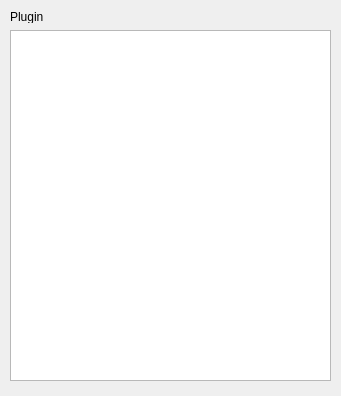
jodijhouranda/Kalingga, file plugindialog.ui: the form before one commit.
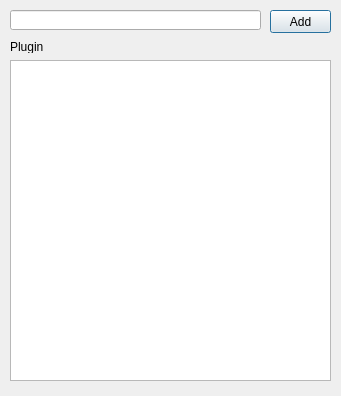
The form after the commit.

```diff
--- a/plugindialog.ui
+++ b/plugindialog.ui
@@ -17,9 +17,9 @@
    <property name="geometry">
     <rect>
      <x>10</x>
-     <y>30</y>
+     <y>60</y>
      <width>321</width>
-     <height>351</height>
+     <height>321</height>
     </rect>
    </property>
   </widget>
@@ -27,7 +27,7 @@
    <property name="geometry">
     <rect>
      <x>10</x>
-     <y>10</y>
+     <y>40</y>
      <width>47</width>
      <height>13</height>
     </rect>
@@ -36,6 +36,29 @@
     <string>Plugin</string>
    </property>
   </widget>
+  <widget class="QLineEdit" name="lineEdit">
+   <property name="geometry">
+    <rect>
+     <x>10</x>
+     <y>10</y>
+     <width>251</width>
+     <height>20</height>
+    </rect>
+   </property>
+  </widget>
+  <widget class="QPushButton" name="pushButton">
+   <property name="geometry">
+    <rect>
+     <x>270</x>
+     <y>10</y>
+     <width>61</width>
+     <height>23</height>
+    </rect>
+   </property>
+   <property name="text">
+    <string>Add</string>
+   </property>
+  </widget>
  </widget>
  <resources/>
  <connections/>
```
